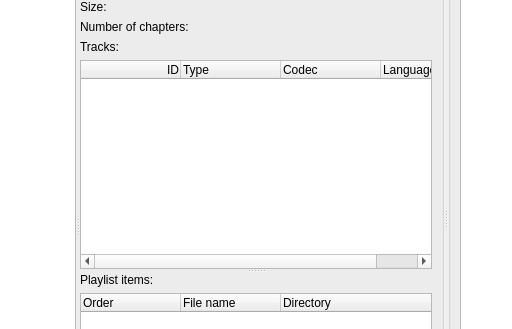
The window that src/mkvtoolnix-gui/forms/merge/select_playlist_dialog.ui (jpsdr/MKVToolnix-Windows-7) describes before a commit, drawn with Qt 5; both pictures show x 299 to 811 and y 89 to 418 of the 1140 by 641 pixel window.
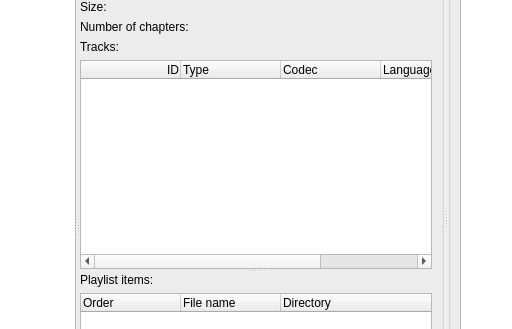
The same window after the commit. Custom widgets are drawn as their Qt base class.

Commit message:
GUI: mux: show some track properties in "select playlist to add" dialog
Implements #3597.

Diff of the .ui file:
```diff
--- a/src/mkvtoolnix-gui/forms/merge/select_playlist_dialog.ui
+++ b/src/mkvtoolnix-gui/forms/merge/select_playlist_dialog.ui
@@ -220,6 +220,11 @@
                    <string>Language</string>
                   </property>
                  </column>
+                 <column>
+                  <property name="text">
+                   <string>Properties</string>
+                  </property>
+                 </column>
                 </widget>
                </item>
               </layout>
```
The commit also changes 2 other files.
